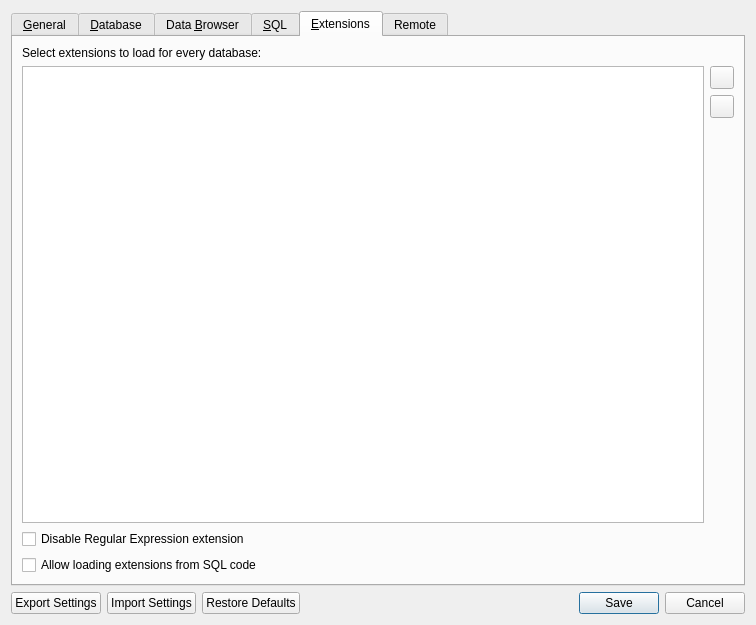
sqlitebrowser/sqlitebrowser, file src/PreferencesDialog.ui: the form before one commit.
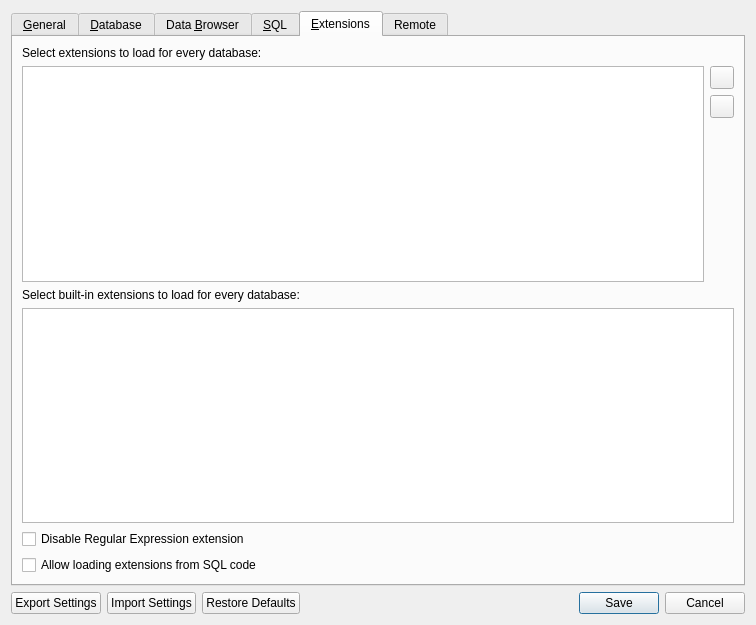
The form after the commit. The open tabs and pages were chosen to show the change. Icons and pictures are not drawn. Custom widgets are drawn as their Qt base class.

Commit message: feat: Add option to auto-load built-in extension (#3541)

```diff
--- a/src/PreferencesDialog.ui
+++ b/src/PreferencesDialog.ui
@@ -1846,6 +1846,20 @@
          </item>
         </layout>
        </item>
+       <item>
+        <widget class="QLabel" name="labelBuiltinExtensions">
+         <property name="text">
+          <string>Select built-in extensions to load for every database:</string>
+         </property>
+        </widget>
+       </item>
+       <item>
+        <widget class="QListWidget" name="listBuiltinExtensions">
+         <property name="enabled">
+          <bool>true</bool>
+         </property>
+        </widget>
+       </item>
        <item>
         <widget class="QCheckBox" name="checkRegexDisabled">
          <property name="toolTip">
```
The commit also changes 4 other files.
